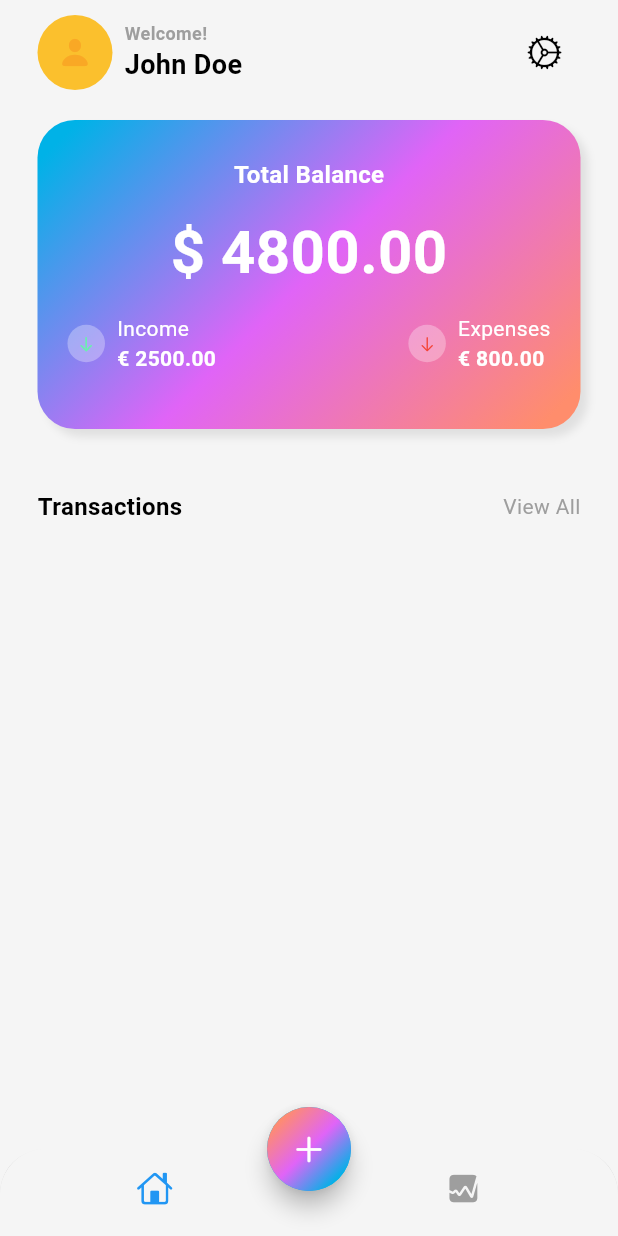
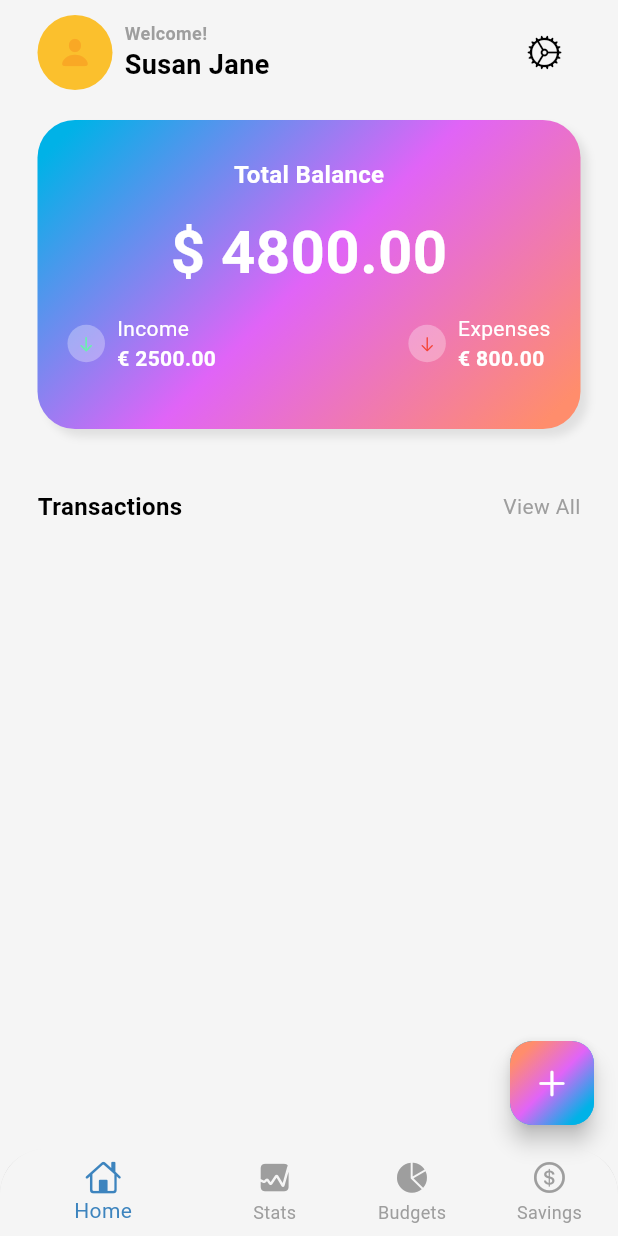
Before and after one commit to W-Nyaguthii/namer-app, a Flutter app: the screen it shows after launch, on a phone screen of 412 x 824 dp. Run offline on Flutter 3.47's test engine with Material 3 defaults, Android fonts, the phone set to English and light mode, and no system bars; our stand-ins replace bloc, cloud_firestore, equatable, firebase_core, fl_chart, flutter_bloc and 2 more; accounts and stored records are empty; statements that could not run were skipped.

Commit message:
More changes to the app UI

```diff
--- a/lib/screens/add_expense/views/add_expense.dart
+++ b/lib/screens/add_expense/views/add_expense.dart
@@ -193,7 +193,7 @@ class _AddExpenseState extends State<AddExpense> {
                           filled: true,
                           fillColor: Colors.white,
                           prefixIcon: const Icon(
-                            FontAwesomeIcons.clock,
+                            FontAwesomeIcons.calendarDays,
                             size: 16,
                             color: Colors.grey,
                           ),
--- a/lib/screens/home/views/home_screen.dart
+++ b/lib/screens/home/views/home_screen.dart
@@ -1,5 +1,4 @@
 import 'dart:math';
-
 import 'package:expense_repository/expense_repository.dart';
 import 'package:namer_app/screens/add_expense/blocs/create_categorybloc/create_category_bloc.dart';
 import 'package:namer_app/screens/add_expense/blocs/get_categories_bloc/get_categories_bloc.dart';
@@ -9,20 +8,35 @@ import 'package:namer_app/screens/home/views/main_screen.dart';
 import 'package:flutter/cupertino.dart';
 import 'package:flutter/material.dart';
 import 'package:flutter_bloc/flutter_bloc.dart';
-
 import '../../add_expense/blocs/create_expense_bloc/create_expense_bloc.dart';
 import '../../stats/stats.dart';
 
+// Placeholder screens for Budgets and Savings
+class BudgetScreen extends StatelessWidget {
+  const BudgetScreen({super.key});
+  @override
+  Widget build(BuildContext context) {
+    return const Center(child: Text("Budget Screen"));
+  }
+}
+
+class SavingsScreen extends StatelessWidget {
+  const SavingsScreen({super.key});
+  @override
+  Widget build(BuildContext context) {
+    return const Center(child: Text("Savings Screen"));
+  }
+} //end of placeholder screens
+
 class HomeScreen extends StatefulWidget {
   const HomeScreen({super.key});
-
   @override
   State<HomeScreen> createState() => _HomeScreenState();
 }
 
 class _HomeScreenState extends State<HomeScreen> {
   int index = 0;
-  late Color selectedItem = Colors.blue;
+  late Color selectedItem = const Color.fromARGB(255, 61, 132, 190);
   Color unselectedItem = Colors.grey;
 
   @override
@@ -32,31 +46,47 @@ class _HomeScreenState extends State<HomeScreen> {
       if (state is GetExpensesSuccess) {
         return Scaffold(
           bottomNavigationBar: ClipRRect(
-              borderRadius:
-                  const BorderRadius.vertical(top: Radius.circular(30)),
+            borderRadius: const BorderRadius.vertical(top: Radius.circular(30)),
             child: BottomNavigationBar(
+              currentIndex: index,
               onTap: (value) {
                 setState(() {
                   index = value;
                 });
               },
-                  showSelectedLabels: false,
-                  showUnselectedLabels: false,
+              showSelectedLabels: true,
+              showUnselectedLabels: true,
               elevation: 3,
+              selectedItemColor: selectedItem, //Highlight selected icon
+              unselectedItemColor: unselectedItem, //Gray out unselected items
+
               items: [
                 BottomNavigationBarItem(
                   icon: Icon(CupertinoIcons.home,
                       color: index == 0 ? selectedItem : unselectedItem),
-                        label: 'Home'),
+                  label: 'Home',
+                ),
                 BottomNavigationBarItem(
                   icon: Icon(CupertinoIcons.graph_square_fill,
                       color: index == 1 ? selectedItem : unselectedItem),
-                        label: 'Stats')
-                  ]),
+                  label: 'Stats',
                 ),
-            floatingActionButtonLocation:
-                FloatingActionButtonLocation.centerDocked,
+                BottomNavigationBarItem(
+                  icon: Icon(CupertinoIcons.chart_pie_fill,
+                      color: index == 2 ? selectedItem : unselectedItem),
+                  label: 'Budgets',
+                ),
+                BottomNavigationBarItem(
+                  icon: Icon(CupertinoIcons.money_dollar_circle,
+                      color: index == 3 ? selectedItem : unselectedItem),
+                  label: 'Savings',
+                ),
+              ],
+            ),
+          ),
+          floatingActionButtonLocation: FloatingActionButtonLocation.endFloat,
           floatingActionButton: FloatingActionButton(
+            //  mini: true,
             onPressed: () async {
               Expense? newExpense = await Navigator.push(
                 context,
@@ -88,12 +118,14 @@ class _HomeScreenState extends State<HomeScreen> {
                 });
               }
             },
-              shape: const CircleBorder(),
+            shape: RoundedRectangleBorder(
+              borderRadius: BorderRadius.circular(15), //rounding effect on +
+            ),
             child: Container(
               width: 60,
               height: 60,
               decoration: BoxDecoration(
-                    shape: BoxShape.circle,
+                borderRadius: BorderRadius.circular(15),
                 gradient: LinearGradient(
                   colors: [
                     Theme.of(context).colorScheme.tertiary,
@@ -101,11 +133,21 @@ class _HomeScreenState extends State<HomeScreen> {
                     Theme.of(context).colorScheme.primary,
                   ],
                   transform: const GradientRotation(pi / 4),
-                    )),
+                ),
+              ),
               child: const Icon(CupertinoIcons.add),
             ),
           ),
-            body: index == 0 ? MainScreen(state.expenses) : const StatScreen());
+          body: IndexedStack(
+            index: index,
+            children: [
+              MainScreen(state.expenses), // Home
+              const StatScreen(), // Stats
+              const BudgetScreen(), // Budgets
+              const SavingsScreen(), // Savings
+            ],
+          ),
+        );
       } else {
         return const Scaffold(
           body: Center(
--- a/lib/screens/home/views/main_screen.dart
+++ b/lib/screens/home/views/main_screen.dart
@@ -53,7 +53,7 @@ class MainScreen extends StatelessWidget {
                               color: Theme.of(context).colorScheme.outline),
                         ),
                         Text(
-                          "John Doe",
+                          "Susan Jane",
                           style: TextStyle(
                               fontSize: 18,
                               fontWeight: FontWeight.bold,
```
Also changed, not shown: 1 other file. Lines whose indentation alone changed are shown as unchanged.
